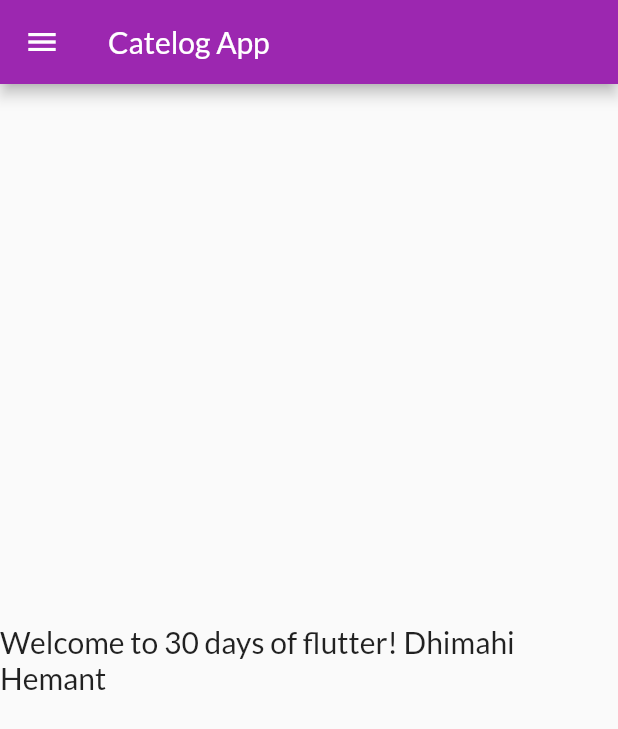
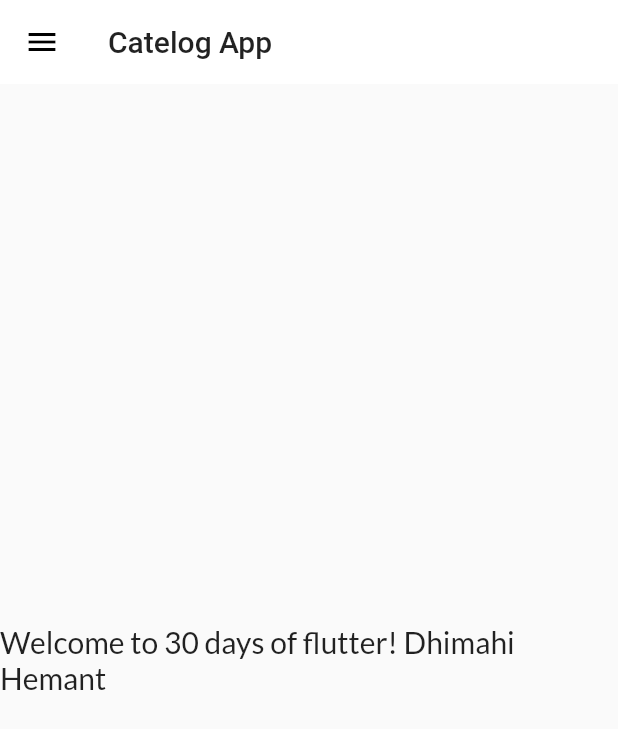
Before and after one commit to hemantvc/30DaysOfFlutter, a Flutter app: the screen it shows after launch, on a phone screen of 412 x 824 dp. Shown: the top 729 px of the screen. Run offline on Flutter 3.47's test engine with Material 2 defaults, Android fonts, the phone set to English and light mode, and no system bars; our stand-ins replace google_fonts.

Commit message:
Theme extacted

```diff
--- a/lib/main.dart
+++ b/lib/main.dart
@@ -1,6 +1,7 @@
 import "package:flutter/material.dart";
 import 'package:flutter_day_1/pages/login_page.dart';
 import 'package:flutter_day_1/utils/routes.dart';
+import 'package:flutter_day_1/widgets/themes.dart';
 import 'pages/home_page.dart';
 import 'package:google_fonts/google_fonts.dart';
 
@@ -16,11 +17,9 @@
     return MaterialApp(
       // home: HomePage(),
       themeMode: ThemeMode.light,
-      theme: ThemeData(
-          primarySwatch: Colors.purple,
-          fontFamily: GoogleFonts.lato().fontFamily),
+      theme: MyTheme.lightTheme(context),
       debugShowCheckedModeBanner: false,
-      darkTheme: ThemeData(),
+      darkTheme: MyTheme.darkTheme(context),
       initialRoute: MyRoutes.homeRoute,
       routes: {
         "/": (context) => LoginPage(),
--- /dev/null
+++ b/lib/widgets/themes.dart
@@ -0,0 +1,16 @@
+import 'package:flutter/material.dart';
+import 'package:google_fonts/google_fonts.dart';
+
+class MyTheme {
+  static ThemeData lightTheme(BuildContext context) => ThemeData(
+      primarySwatch: Colors.purple,
+      fontFamily: GoogleFonts.lato().fontFamily,
+      appBarTheme: AppBarTheme(
+          color: Colors.white,
+          elevation: 0.0,
+          iconTheme: IconThemeData(color: Colors.black),
+          textTheme: Theme.of(context).textTheme));
+
+  static ThemeData darkTheme(BuildContext context) =>
+      ThemeData(brightness: Brightness.dark);
+}
```
